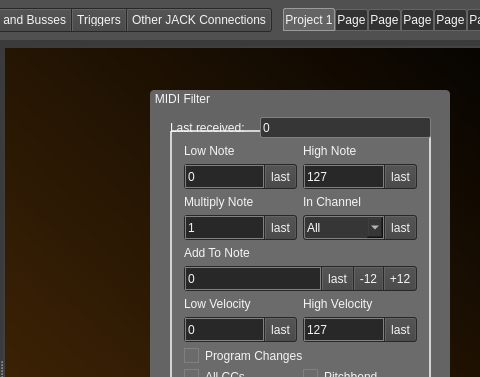
Above: src/mainwindow.ui from noedigcode/konfyt before the change; both pictures show x 297 to 777 and y 0 to 377 of the 1148 by 716 pixel window. Below: the same form after it.
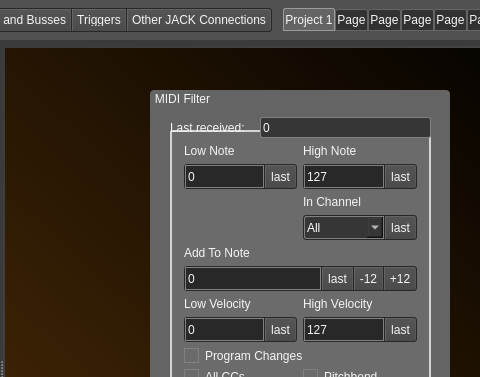
That is the form after the change. The open tabs and pages were chosen to show the change. Icons and pictures are not drawn.

Commit message: Added input MIDI ports filters.

Patch:
```diff
--- a/src/mainwindow.ui
+++ b/src/mainwindow.ui
@@ -3843,124 +3843,6 @@
                    </layout>
                   </widget>
                  </item>
-                 <item row="7" column="0">
-                  <widget class="QFrame" name="frame_21">
-                   <property name="minimumSize">
-                    <size>
-                     <width>0</width>
-                     <height>25</height>
-                    </size>
-                   </property>
-                   <property name="maximumSize">
-                    <size>
-                     <width>16777215</width>
-                     <height>25</height>
-                    </size>
-                   </property>
-                   <property name="styleSheet">
-                    <string notr="true">QFrame{
-	background: rgb(40,40,40);
-    padding: 1px;
-	border-radius: 3px;
-}
-
-QPushButton{
-	border-top: 1px solid rgb(100,100,100);
-    border-left: 1px solid rgb(100,100,100);
-    border-right: 1px solid rgb(90,90,90);
-    border-bottom: 1px solid rgb(75,75,75);
-	
-	background-color: qlineargradient(spread:pad, x1:0, y1:1, x2:0, y2:0, stop:0 rgba(75, 75, 75, 255), stop:1 rgba(85,85,85, 255));
-
-	border-radius: 2px;
-}
-
-QPushButton:hover{
-	border-top: 1px solid rgb(100,100,100);
-    border-left: 1px solid rgb(100,100,100);
-    border-right: 1px solid rgb(90,90,90);
-    border-bottom: 1px solid rgb(75,75,75);
-	
-	background-color: qlineargradient(spread:pad, x1:0, y1:1, x2:0, y2:0, stop:0 rgba(85,85,85, 255), stop:1 rgba(100,100,100, 255));
-
-	border-radius: 2px;
-}
-
-QPushButton:pressed{
-	border-top: 1px solid rgb(100,100,100);
-    border-left: 1px solid rgb(100,100,100);
-    border-right: 1px solid rgb(90,90,90);
-    border-bottom: 1px solid rgb(75,75,75);
-	
-	background-color: qlineargradient(spread:pad, x1:0, y1:1, x2:0, y2:0, stop:0 rgba(50,50,50, 255), stop:1 rgba(65,65,65, 255));
-
-	border-radius: 2px;
-}
-
-QPushButton::checked{
-	color: red;
-	background-color: rgb(54, 54, 54);
-}</string>
-                   </property>
-                   <property name="frameShape">
-                    <enum>QFrame::StyledPanel</enum>
-                   </property>
-                   <property name="frameShadow">
-                    <enum>QFrame::Raised</enum>
-                   </property>
-                   <layout class="QHBoxLayout" name="horizontalLayout_11">
-                    <property name="spacing">
-                     <number>1</number>
-                    </property>
-                    <property name="leftMargin">
-                     <number>0</number>
-                    </property>
-                    <property name="topMargin">
-                     <number>0</number>
-                    </property>
-                    <property name="rightMargin">
-                     <number>0</number>
-                    </property>
-                    <property name="bottomMargin">
-                     <number>0</number>
-                    </property>
-                    <item>
-                     <widget class="QSpinBox" name="spinBox_midiFilter_Multiply">
-                      <property name="minimumSize">
-                       <size>
-                        <width>0</width>
-                        <height>23</height>
-                       </size>
-                      </property>
-                      <property name="maximum">
-                       <number>127</number>
-                      </property>
-                      <property name="value">
-                       <number>1</number>
-                      </property>
-                     </widget>
-                    </item>
-                    <item>
-                     <widget class="QToolButton" name="toolButton_MidiFilter_Multiply">
-                      <property name="styleSheet">
-                       <string notr="true">border-top-left-radius: 0;
-border-bottom-left-radius: 0;</string>
-                      </property>
-                      <property name="text">
-                       <string>last</string>
-                      </property>
-                     </widget>
-                    </item>
-                   </layout>
-                  </widget>
-                 </item>
-                 <item row="6" column="0">
-                  <widget class="QLabel" name="label_13">
-                   <property name="text">
-                    <string>Multiply Note</string>
-                   </property>
-                  </widget>
-                 </item>
                  <item row="8" column="0">
                   <widget class="QLabel" name="label_15">
                    <property name="text">
```
Left out of the diff: 91 changed lines with no effect on the pictures. The commit also changes 9 other files.
